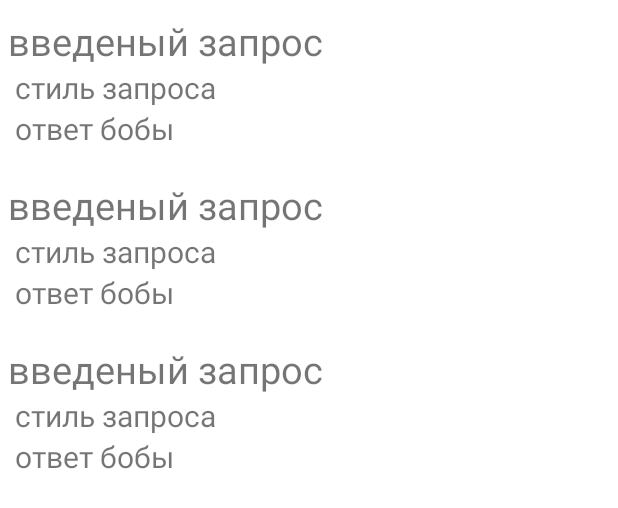
After one commit to CrazyEden/Balaboba, an Android app: the layout fragment_history.xml on its own in the app's theme, with its tools: preview values and no code run, on a phone screen of 412 x 824 dp. The commit adds this screen. Shown: the top 508 px of the screen. Run offline under Robolectric (Android 15) with nearby library versions, the phone set to English and light mode, and no system bars.

Commit message:
historyfragment & adapter fix navigationview

```diff
--- a/app/src/main/java/com/example/balaboba/MainViewModel.kt
+++ b/app/src/main/java/com/example/balaboba/fragments/main/MainViewModel.kt
@@ -1,4 +1,4 @@
-package com.example.balaboba
+package com.example.balaboba.fragments.main
 
 import androidx.lifecycle.MutableLiveData
 import androidx.lifecycle.ViewModel
--- a/app/src/main/java/com/example/balaboba/StylesInfoFragment.kt
+++ b/app/src/main/java/com/example/balaboba/fragments/stylesinfo/StylesInfoFragment.kt
@@ -1,4 +1,4 @@
-package com.example.balaboba
+package com.example.balaboba.fragments.stylesinfo
 
 import android.os.Bundle
 import android.view.LayoutInflater
@@ -6,6 +6,7 @@ import android.view.View
 import android.view.ViewGroup
 import androidx.fragment.app.Fragment
 import androidx.recyclerview.widget.LinearLayoutManager
+import com.example.balaboba.R
 import com.example.balaboba.adapters.StyleInfoAdapter
 import com.example.balaboba.data.model.Style
 import com.example.balaboba.databinding.FragmentStylesInfoBinding
--- a/app/src/main/res/layout/activity_main.xml
+++ b/app/src/main/res/layout/activity_main.xml
@@ -14,9 +14,8 @@
         android:id="@+id/MainFr"
         android:layout_width="match_parent"
         android:layout_height="match_parent"
-        android:name="com.example.balaboba.MainFragment"
+        android:name="com.example.balaboba.fragments.main.MainFragment"
         tools:layout="@layout/fragment_main" />
-
     <com.google.android.material.navigation.NavigationView
         android:fitsSystemWindows="true"
         tools:openDrawer="start"
--- /dev/null
+++ b/app/src/main/res/layout/fragment_history.xml
@@ -0,0 +1,10 @@
+<?xml version="1.0" encoding="utf-8"?>
+<androidx.recyclerview.widget.RecyclerView xmlns:android="http://schemas.android.com/apk/res/android"
+    android:layout_width="match_parent"
+    android:layout_height="match_parent"
+    xmlns:tools="http://schemas.android.com/tools"
+    android:id="@+id/rcView"
+    tools:context=".fragments.history.HistoryFragment"
+    tools:listitem="@layout/item_one_balaboba">
+
+</androidx.recyclerview.widget.RecyclerView>
--- a/app/src/main/res/layout/fragment_main.xml
+++ b/app/src/main/res/layout/fragment_main.xml
@@ -7,7 +7,7 @@
     android:layout_height="match_parent"
     android:orientation="vertical"
     android:gravity="center|top"
-    tools:context=".MainFragment">
+    tools:context=".fragments.main.MainFragment">
 
 
     <EditText
--- a/app/src/main/res/layout/fragment_styles_info.xml
+++ b/app/src/main/res/layout/fragment_styles_info.xml
@@ -3,7 +3,7 @@
     xmlns:tools="http://schemas.android.com/tools"
     android:layout_width="match_parent"
     android:layout_height="match_parent"
-    tools:context=".StylesInfoFragment">
+    tools:context=".fragments.stylesinfo.StylesInfoFragment">
 
 
     <androidx.recyclerview.widget.RecyclerView
--- /dev/null
+++ b/app/src/main/res/layout/item_one_balaboba.xml
@@ -0,0 +1,41 @@
+<?xml version="1.0" encoding="utf-8"?>
+<LinearLayout xmlns:android="http://schemas.android.com/apk/res/android"
+    xmlns:tools="http://schemas.android.com/tools"
+    android:layout_width="match_parent"
+    android:layout_height="wrap_content"
+    android:orientation="vertical">
+
+    <TextView
+        android:id="@+id/textInput"
+        android:layout_width="wrap_content"
+        android:layout_height="wrap_content"
+        android:layout_marginStart="5dp"
+        android:layout_marginTop="10dp"
+        tools:text="введеный запрос"
+        android:textSize="25sp"
+        tools:layout_editor_absoluteX="16dp"
+        tools:layout_editor_absoluteY="16dp" />
+
+    <TextView
+        android:id="@+id/textStyle"
+        android:layout_width="wrap_content"
+        android:layout_height="wrap_content"
+        android:layout_marginStart="10dp"
+        tools:text="стиль запроса"
+        android:textSize="20sp"
+        tools:layout_editor_absoluteX="45dp"
+        tools:layout_editor_absoluteY="58dp" />
+
+    <TextView
+        android:id="@+id/textRespone"
+        android:layout_width="wrap_content"
+        android:layout_height="wrap_content"
+        android:layout_marginStart="10dp"
+        android:layout_marginBottom="10dp"
+        tools:text="ответ бобы"
+        android:textSize="20sp"
+        tools:layout_editor_absoluteX="28dp"
+        tools:layout_editor_absoluteY="101dp" />
+
+
+</LinearLayout>
```
Also changed, not shown: app/src/main/java/com/example/balaboba/MainActivity.kt (+8 -11 lines), app/src/main/java/com/example/balaboba/adapters/HistoryAdapter.kt (added, +33 -0 lines), app/src/main/java/com/example/balaboba/data/model/Balabob.kt (added, +8 -0 lines), app/src/main/java/com/example/balaboba/fragments/history/HistoryFragment.kt (added, +38 -0 lines), app/src/main/java/com/example/balaboba/fragments/main/MainFragment.kt (renamed from app/src/main/java/com/example/balaboba/MainFragment.kt, +4 -30 lines).
